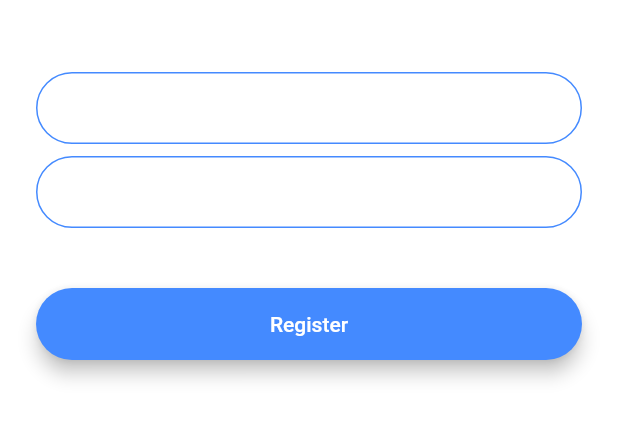
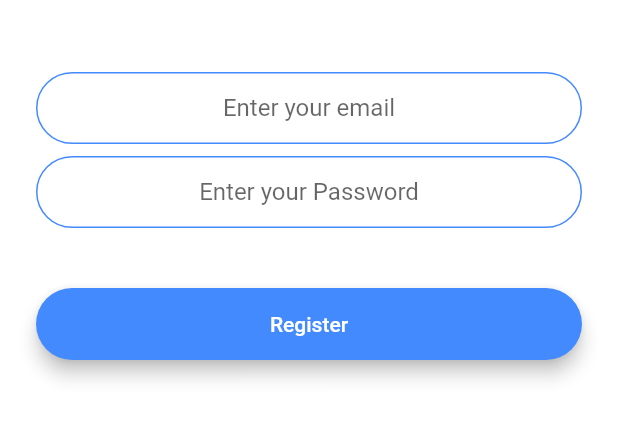
Before and after one commit to Endalebob/flutter, a Flutter app: the RegistrationScreen screen opened by its route, on a phone screen of 412 x 824 dp, the part 576-1018 px from its top. Run offline on Flutter 3.47's test engine with Material 2 defaults, Android fonts, the phone set to English and light mode, and no system bars; our stand-ins replace animated_text_kit, firebase_auth, firebase_core; missing offline and left inert: dart:ffi; accounts and stored records are empty.

Commit message:
first commit

```diff
--- /dev/null
+++ b/lib/components/rounded_button.dart
@@ -0,0 +1,31 @@
+import 'package:flutter/material.dart';
+
+class RoundedButton extends StatelessWidget {
+  RoundedButton({this.color, this.text, @required this.onPressed});
+  final Color? color;
+  final VoidCallback? onPressed;
+  final String? text;
+
+  @override
+  Widget build(BuildContext context) {
+    return Padding(
+      padding: EdgeInsets.symmetric(vertical: 16.0),
+      child: Material(
+        elevation: 5.0,
+        color: color,
+        borderRadius: BorderRadius.circular(30.0),
+        child: MaterialButton(
+          onPressed: onPressed,
+          minWidth: 200.0,
+          height: 42.0,
+          child: Text(
+            text!,
+            style: TextStyle(
+              color: Colors.white,
+            ),
+          ),
+        ),
+      ),
+    );
+  }
+}
--- a/lib/constants.dart
+++ b/lib/constants.dart
@@ -17,3 +17,19 @@ const kMessageContainerDecoration = BoxDecoration(
     top: BorderSide(color: Colors.lightBlueAccent, width: 2.0),
   ),
 );
+
+const kTextFileDecoration = InputDecoration(
+  hintText: 'Enter a Value',
+  contentPadding: EdgeInsets.symmetric(vertical: 10.0, horizontal: 20.0),
+  border: OutlineInputBorder(
+    borderRadius: BorderRadius.all(Radius.circular(32.0)),
+  ),
+  enabledBorder: OutlineInputBorder(
+    borderSide: BorderSide(color: Colors.blueAccent, width: 1.0),
+    borderRadius: BorderRadius.all(Radius.circular(32.0)),
+  ),
+  focusedBorder: OutlineInputBorder(
+    borderSide: BorderSide(color: Colors.blueAccent, width: 2.0),
+    borderRadius: BorderRadius.all(Radius.circular(32.0)),
+  ),
+);
--- a/lib/screens/registration_screen.dart
+++ b/lib/screens/registration_screen.dart
@@ -1,4 +1,10 @@
+import 'package:firebase_core/firebase_core.dart';
+import 'package:flash_chat/components/rounded_button.dart';
+import 'package:flash_chat/screens/chat_screen.dart';
 import 'package:flutter/material.dart';
+import 'package:firebase_auth/firebase_auth.dart';
+
+import '../constants.dart';
 
 class RegistrationScreen extends StatefulWidget {
   static String id = 'registration';
@@ -7,6 +13,11 @@ class RegistrationScreen extends StatefulWidget {
 }
 
 class _RegistrationScreenState extends State<RegistrationScreen> {
+  final _auth = FirebaseAuth.instance;
+  late String email;
+  late String Password;
+  @override
+
   @override
   Widget build(BuildContext context) {
     return Scaffold(
@@ -17,79 +28,54 @@ class _RegistrationScreenState extends State<RegistrationScreen> {
           mainAxisAlignment: MainAxisAlignment.center,
           crossAxisAlignment: CrossAxisAlignment.stretch,
           children: <Widget>[
-            Container(
-              height: 200.0,
-              child: Image.asset('images/logo.png'),
+            Hero(
+              tag: 'logo',
+              child: Container(
+                height: 200.0,
+                child: Image.asset('images/logo.png'),
+              ),
             ),
             SizedBox(
               height: 48.0,
             ),
             TextField(
+              keyboardType: TextInputType.emailAddress,
+              textAlign: TextAlign.center,
               onChanged: (value) {
-                //Do something with the user input.
+                email = value;
               },
-              decoration: InputDecoration(
-                hintText: 'Enter your email',
-                contentPadding:
-                    EdgeInsets.symmetric(vertical: 10.0, horizontal: 20.0),
-                border: OutlineInputBorder(
-                  borderRadius: BorderRadius.all(Radius.circular(32.0)),
-                ),
-                enabledBorder: OutlineInputBorder(
-                  borderSide: BorderSide(color: Colors.blueAccent, width: 1.0),
-                  borderRadius: BorderRadius.all(Radius.circular(32.0)),
-                ),
-                focusedBorder: OutlineInputBorder(
-                  borderSide: BorderSide(color: Colors.blueAccent, width: 2.0),
-                  borderRadius: BorderRadius.all(Radius.circular(32.0)),
-                ),
-              ),
+              decoration:
+                  kTextFileDecoration.copyWith(hintText: 'Enter your email'),
             ),
             SizedBox(
               height: 8.0,
             ),
             TextField(
+              obscureText: true,
+              textAlign: TextAlign.center,
               onChanged: (value) {
-                //Do something with the user input.
+                Password = value;
               },
-              decoration: InputDecoration(
-                hintText: 'Enter your password',
-                contentPadding:
-                    EdgeInsets.symmetric(vertical: 10.0, horizontal: 20.0),
-                border: OutlineInputBorder(
-                  borderRadius: BorderRadius.all(Radius.circular(32.0)),
-                ),
-                enabledBorder: OutlineInputBorder(
-                  borderSide: BorderSide(color: Colors.blueAccent, width: 1.0),
-                  borderRadius: BorderRadius.all(Radius.circular(32.0)),
-                ),
-                focusedBorder: OutlineInputBorder(
-                  borderSide: BorderSide(color: Colors.blueAccent, width: 2.0),
-                  borderRadius: BorderRadius.all(Radius.circular(32.0)),
-                ),
-              ),
+              decoration:
+                  kTextFileDecoration.copyWith(hintText: 'Enter your Password'),
             ),
             SizedBox(
               height: 24.0,
             ),
-            Padding(
-              padding: EdgeInsets.symmetric(vertical: 16.0),
-              child: Material(
-                color: Colors.blueAccent,
-                borderRadius: BorderRadius.all(Radius.circular(30.0)),
-                elevation: 5.0,
-                child: MaterialButton(
-                  onPressed: () {
-                    //Implement registration functionality.
-                  },
-                  minWidth: 200.0,
-                  height: 42.0,
-                  child: Text(
-                    'Register',
-                    style: TextStyle(color: Colors.white),
-                  ),
-                ),
-              ),
+            RoundedButton(
+              onPressed: () async {
+                try {
+                  final new_user = await _auth.createUserWithEmailAndPassword(
+                      email: email, password: Password);
+                  if (new_user != null) {
+                    Navigator.pushNamed(context, ChatScreen.id);
+                  }
+                } catch (e) {
+                  print(e);
+                }
+              },
+              text: 'Register',
+              color: Colors.blueAccent,
             ),
           ],
         ),
--- a/pubspec.yaml
+++ b/pubspec.yaml
@@ -34,6 +34,10 @@ dependencies:
   # The following adds the Cupertino Icons font to your application.
   # Use with the CupertinoIcons class for iOS style icons.
   cupertino_icons: ^1.0.2
+  animated_text_kit: ^4.2.1
+  firebase_core: ^1.16.0
+  firebase_auth: ^3.3.17
+  cloud_firestore: ^3.1.14
 
 dev_dependencies:
   flutter_test:
```
Also changed, not shown: lib/main.dart (+15 -7 lines), lib/screens/chat_screen.dart (+24 -0 lines), lib/screens/login_screen.dart (+13 -55 lines), lib/screens/welcome_screen.dart (+49 -35 lines), pubspec.lock, 3 other files.
